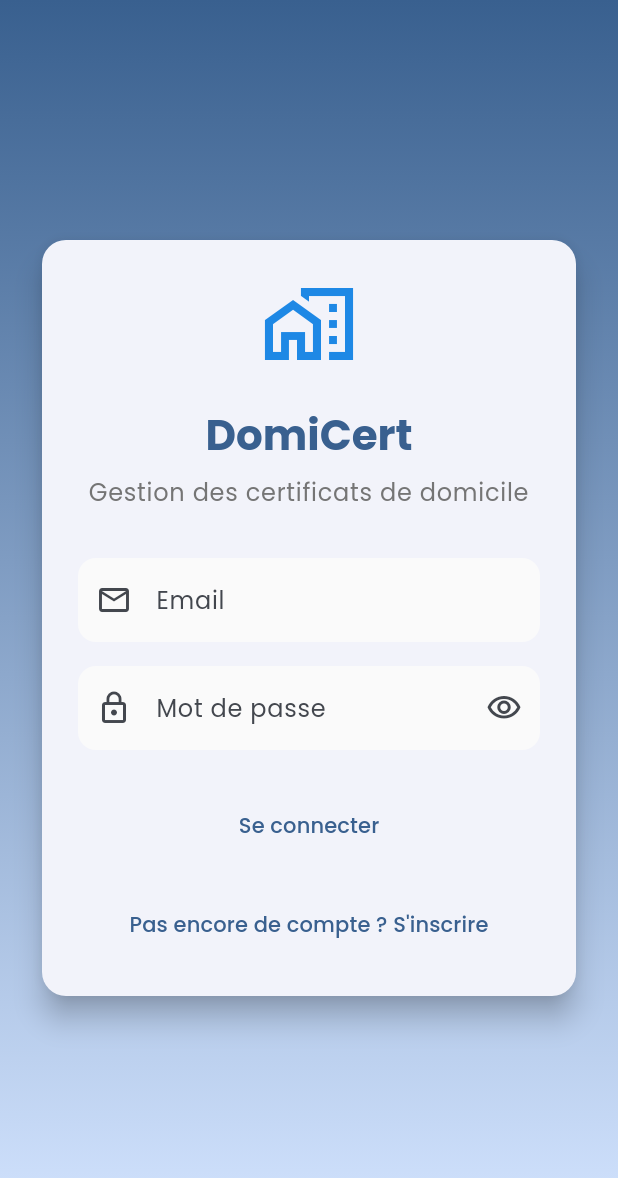
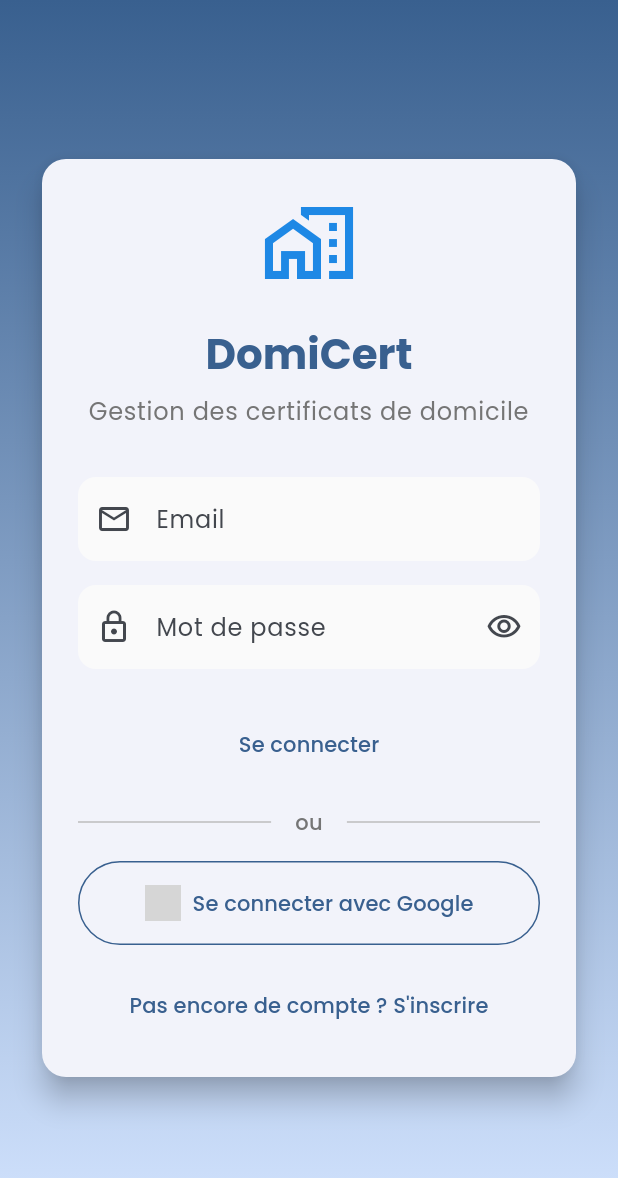
Before and after one commit to Cescito04/domi-cert, a Flutter app: the screen it shows after launch, on a phone screen of 412 x 824 dp. Shown: the top 1178 px of the screen. Run offline on Flutter 3.47's test engine with Material 3 defaults, Android fonts, the phone set to English and light mode, and no system bars; our stand-ins replace firebase_auth, firebase_core, flutter_riverpod, flutter_spinkit, google_fonts, google_sign_in; accounts and stored records are empty; network calls fail; grey boxes are pictures that could not be loaded.

Commit message:
feat(auth): Add Google Sign-In authentication
- Integrated google_sign_in package
- Added Google login button to the login screen
- Handled Google authentication flow and errors

```diff
--- a/lib/screens/auth/login_screen.dart
+++ b/lib/screens/auth/login_screen.dart
@@ -188,6 +188,53 @@ class _LoginScreenState extends ConsumerState<LoginScreen> {
                           ),
                         ),
                         const SizedBox(height: 16),
+                        Row(
+                          children: [
+                            Expanded(
+                              child: Divider(
+                                color: Colors.grey[400],
+                                thickness: 1,
+                              ),
+                            ),
+                            Padding(
+                              padding: const EdgeInsets.symmetric(
+                                horizontal: 16,
+                              ),
+                              child: Text(
+                                'ou',
+                                style: TextStyle(
+                                  color: Colors.grey[600],
+                                  fontWeight: FontWeight.w500,
+                                ),
+                              ),
+                            ),
+                            Expanded(
+                              child: Divider(
+                                color: Colors.grey[400],
+                                thickness: 1,
+                              ),
+                            ),
+                          ],
+                        ),
+                        const SizedBox(height: 16),
+                        SizedBox(
+                          width: double.infinity,
+                          child: OutlinedButton.icon(
+                            onPressed: _isLoading ? null : _signInWithGoogle,
+                            icon: Image.network(
+                              'https://www.google.com/favicon.ico',
+                              height: 24,
+                            ),
+                            label: const Text('Se connecter avec Google'),
+                            style: OutlinedButton.styleFrom(
+                              padding: const EdgeInsets.symmetric(vertical: 16),
+                              side: BorderSide(
+                                color: Theme.of(context).colorScheme.primary,
+                              ),
+                            ),
+                          ),
+                        ),
+                        const SizedBox(height: 16),
                         TextButton(
                           onPressed: () {
                             Navigator.push(
@@ -212,4 +259,25 @@ class _LoginScreenState extends ConsumerState<LoginScreen> {
       ),
     );
   }
+
+  Future<void> _signInWithGoogle() async {
+    setState(() {
+      _isLoading = true;
+      _errorMessage = null;
+    });
+
+    try {
+      await ref.read(authServiceProvider).signInWithGoogle();
+    } catch (e) {
+      setState(() {
+        _errorMessage = e.toString();
+      });
+    } finally {
+      if (mounted) {
+        setState(() {
+          _isLoading = false;
+        });
+      }
+    }
+  }
 }
--- a/pubspec.yaml
+++ b/pubspec.yaml
@@ -38,6 +38,11 @@ dependencies:
   # Firebase
   firebase_core:
   firebase_auth:
+  cloud_firestore:
+  firebase_storage:
+  firebase_messaging:
+  firebase_analytics:
+  google_sign_in:
 
   # State Management
   flutter_riverpod:
```
Also changed, not shown: lib/services/auth_service.dart (+35 -1 lines), pubspec.lock, 5 other files.
